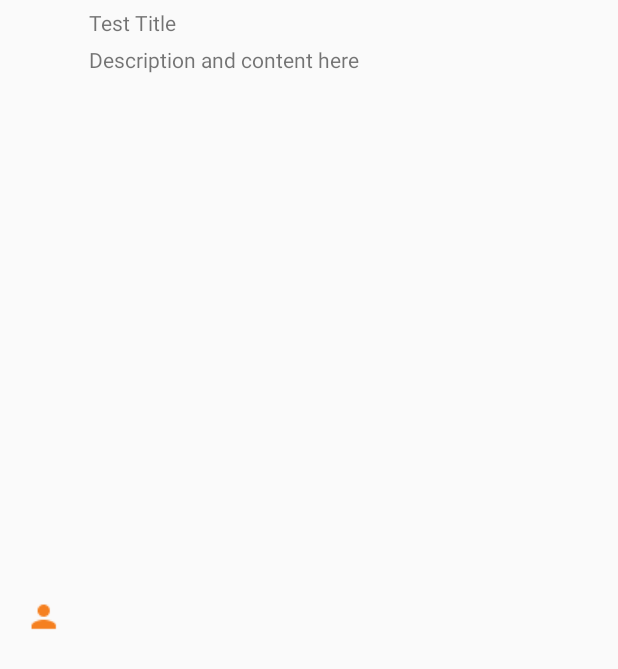
After one commit to chromator/android-all, an Android app: the layout list_item.xml on its own in the app's theme, with its tools: preview values and no code run, on a phone screen of 412 x 824 dp. The commit adds this screen. Shown: the top 669 px of the screen. Run offline under Robolectric (Android 15) with nearby library versions, the phone set to English and light mode, and no system bars.

Commit message:
Replaced ListFragment with RecyclerView.

```diff
--- a/TestMultiPaneFragment/app/src/main/res/layout/fragment_versions.xml
+++ b/TestMultiPaneFragment/app/src/main/res/layout/fragment_versions.xml
@@ -5,9 +5,9 @@
     tools:context="pane.multi.test.com.testmultipanefragment.VersionsFragment">
 
     <!-- TODO: Update blank fragment layout -->
-    <TextView
+    <android.support.v7.widget.RecyclerView
+        android:id="@+id/version_list"
         android:layout_width="match_parent"
-        android:layout_height="match_parent"
-        android:text="@string/hello_blank_fragment" />
+        android:layout_height="match_parent" />
 
 </FrameLayout>
--- /dev/null
+++ b/TestMultiPaneFragment/app/src/main/res/layout/list_item.xml
@@ -0,0 +1,34 @@
+<?xml version="1.0" encoding="utf-8"?>
+<RelativeLayout xmlns:android="http://schemas.android.com/apk/res/android"
+    android:layout_width="match_parent"
+    android:layout_height="match_parent"
+    android:paddingLeft="@dimen/activity_horizontal_margin"
+    android:paddingRight="@dimen/activity_horizontal_margin"
+    android:paddingTop="5dp"
+    android:paddingBottom="5dp">
+
+    <ImageView
+        android:id="@+id/list_icon"
+        android:layout_width="wrap_content"
+        android:layout_height="wrap_content"
+        android:layout_alignParentLeft="true"
+        android:layout_centerVertical="true"
+        android:src="@drawable/list_item_icon" />
+
+    <TextView
+        android:id="@+id/list_title"
+        android:layout_width="wrap_content"
+        android:layout_height="wrap_content"
+        android:layout_marginLeft="@dimen/activity_horizontal_margin"
+        android:layout_toRightOf="@id/list_icon"
+        android:text="Test Title" />
+
+    <TextView
+        android:id="@+id/list_desc"
+        android:layout_width="wrap_content"
+        android:layout_height="wrap_content"
+        android:layout_alignLeft="@id/list_title"
+        android:layout_below="@+id/list_title"
+        android:layout_marginTop="5dp"
+        android:text="Description and content here" />
+</RelativeLayout>
```
Also changed, not shown: TestMultiPaneFragment/app/src/main/java/pane/multi/test/com/testmultipanefragment/DataModal.java (added, +30 -0 lines), TestMultiPaneFragment/app/src/main/java/pane/multi/test/com/testmultipanefragment/MainActivity.java (+2 -2 lines), TestMultiPaneFragment/app/src/main/java/pane/multi/test/com/testmultipanefragment/RecyclerAdapter.java (added, +79 -0 lines), TestMultiPaneFragment/app/src/main/java/pane/multi/test/com/testmultipanefragment/VersionsFragment.java (+25 -18 lines), TestMultiPaneFragment/app/src/main/res/drawable/list_item_icon.png (added).
